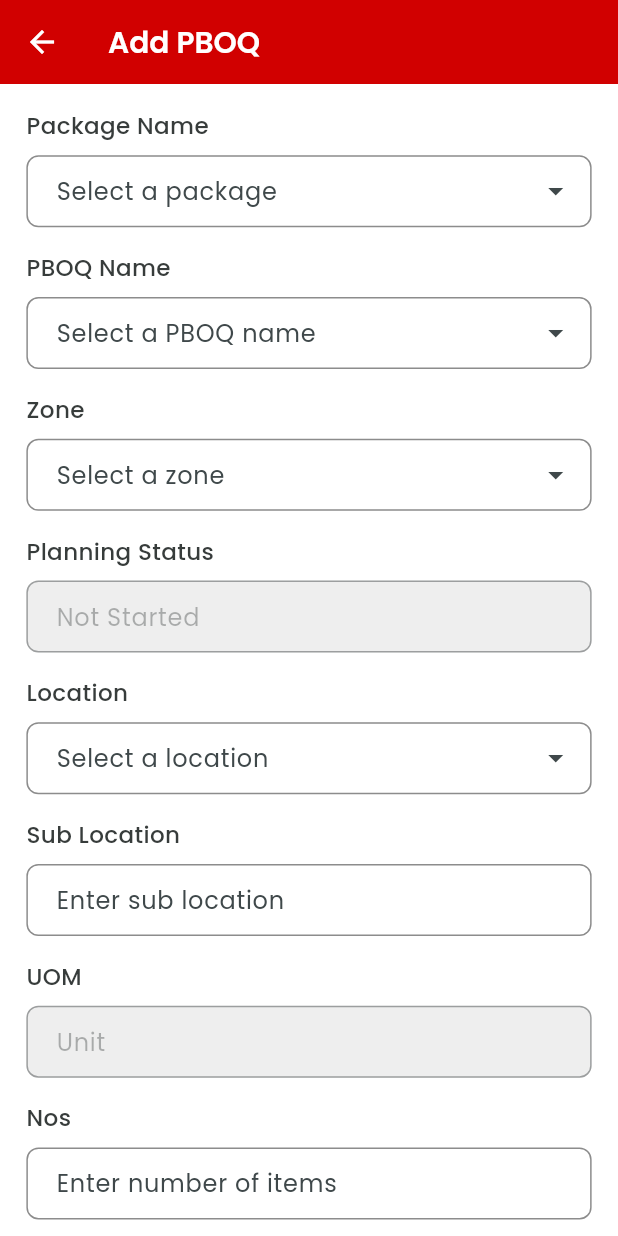
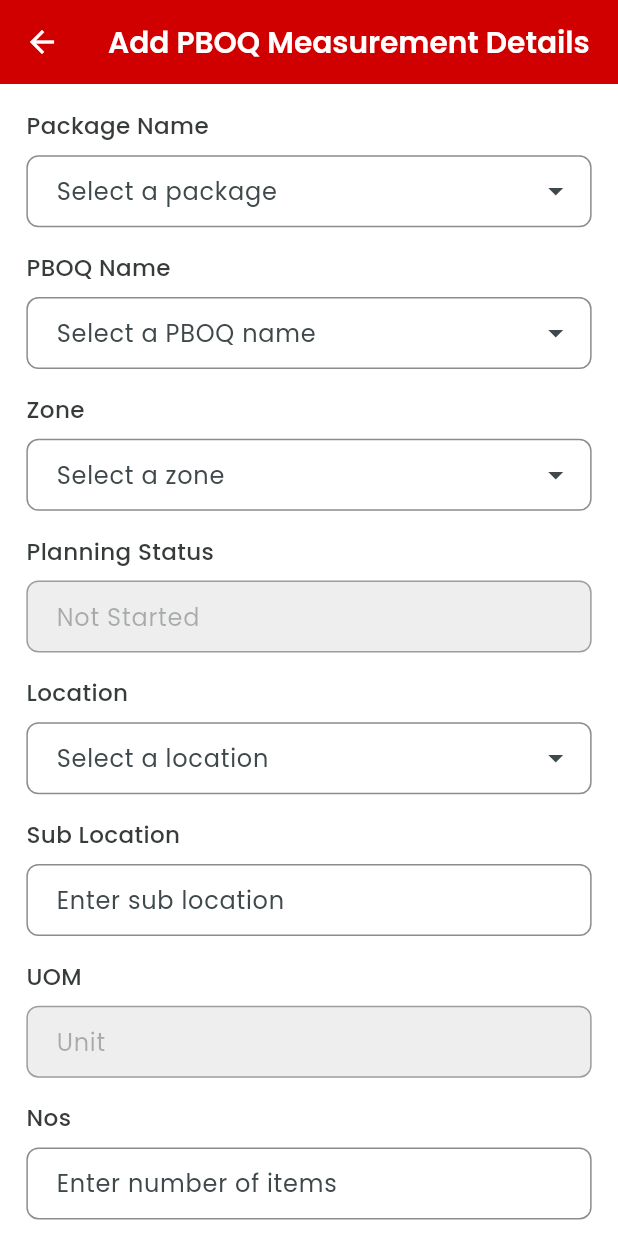
Before and after one commit to sahilq77/ashish_interbuild, a Flutter app: the AddPboqFormView screen opened by its route, on a phone screen of 412 x 824 dp. Run offline on Flutter 3.47's test engine with Material 3 defaults, Android fonts, the phone set to English and light mode, and no system bars; drawn by our look-alikes of dropdown_search; our stand-ins replace flutter_svg, font_awesome_flutter, get, google_fonts, shared_preferences, shimmer; missing offline and left inert: colorful_safe_area; accounts and stored records are empty.

Commit message:
folder move

```diff
--- a/lib/app/modules/measurment_sheet/add_pboq/add_pboq_form_binding.dart
+++ b/lib/app/modules/home/measurment_sheet/add_pboq/add_pboq_form_binding.dart
@@ -1,6 +1,6 @@
 import 'package:ashishinterbuild/app/modules/home/home_controller.dart';
-import 'package:ashishinterbuild/app/modules/measurment_sheet/add_pboq/add_pboq_form_controller.dart';
-import 'package:ashishinterbuild/app/modules/measurment_sheet/measurment_sheet_controller.dart';
+import 'package:ashishinterbuild/app/modules/home/measurment_sheet/add_pboq/add_pboq_form_controller.dart';
+import 'package:ashishinterbuild/app/modules/home/measurment_sheet/measurment_sheet_controller.dart';
 import 'package:get/get.dart';
 
 class AddPboqFormBinding extends Bindings {
--- a/lib/app/modules/measurment_sheet/add_pboq/add_pboq_form_view.dart
+++ b/lib/app/modules/home/measurment_sheet/add_pboq/add_pboq_form_view.dart
@@ -1,6 +1,6 @@
 import 'package:ashishinterbuild/app/modules/home/home_controller.dart';
-import 'package:ashishinterbuild/app/modules/measurment_sheet/add_pboq/add_pboq_form_controller.dart';
-import 'package:ashishinterbuild/app/modules/measurment_sheet/measurment_sheet_controller.dart';
+import 'package:ashishinterbuild/app/modules/home/measurment_sheet/add_pboq/add_pboq_form_controller.dart';
+import 'package:ashishinterbuild/app/modules/home/measurment_sheet/measurment_sheet_controller.dart';
 import 'package:ashishinterbuild/app/utils/app_colors.dart';
 import 'package:ashishinterbuild/app/utils/responsive_utils.dart';
 import 'package:ashishinterbuild/app/widgets/app_button_style.dart';
@@ -244,7 +244,7 @@ class AddPboqFormView extends StatelessWidget {
       elevation: 0,
       centerTitle: false,
       title: Text(
-        'Add PBOQ',
+        'Add PBOQ Measurement Details',
         style: AppStyle.heading1PoppinsWhite.responsive.copyWith(
           fontSize: ResponsiveHelper.getResponsiveFontSize(18),
           fontWeight: FontWeight.w600,
--- a/lib/app/modules/measurment_sheet/measurment_sheet_binding.dart
+++ b/lib/app/modules/home/measurment_sheet/measurment_sheet_binding.dart
@@ -1,5 +1,5 @@
 import 'package:ashishinterbuild/app/modules/home/home_controller.dart';
-import 'package:ashishinterbuild/app/modules/measurment_sheet/measurment_sheet_controller.dart';
+import 'package:ashishinterbuild/app/modules/home/measurment_sheet/measurment_sheet_controller.dart';
 import 'package:get/get.dart';
 
 class MeasurmentSheetBinding extends Bindings {
--- a/lib/app/modules/measurment_sheet/measurment_sheet_view.dart
+++ b/lib/app/modules/home/measurment_sheet/measurment_sheet_view.dart
@@ -1,5 +1,5 @@
 import 'package:ashishinterbuild/app/modules/home/home_controller.dart';
-import 'package:ashishinterbuild/app/modules/measurment_sheet/measurment_sheet_controller.dart';
+import 'package:ashishinterbuild/app/modules/home/measurment_sheet/measurment_sheet_controller.dart';
 import 'package:ashishinterbuild/app/routes/app_routes.dart';
 import 'package:ashishinterbuild/app/utils/app_colors.dart';
 import 'package:ashishinterbuild/app/utils/responsive_utils.dart';
--- /dev/null
+++ b/lib/app/modules/home/measurment_sheet/pboq_measurment_details_list/deduction_form/deduction_form_binding.dart
@@ -0,0 +1,11 @@
+import 'package:ashishinterbuild/app/modules/home/measurment_sheet/pboq_measurment_details_list/deduction_form/deduction_form_controller.dart';
+import 'package:ashishinterbuild/app/modules/home/measurment_sheet/pboq_measurment_details_list/pboq_measurment_details_list.dart';
+import 'package:get/get.dart';
+
+
+class DeductionFormBinding extends Bindings {
+  @override
+  void dependencies() {
+    Get.lazyPut<DeductionFormController>(() => DeductionFormController());
+  }
+}
--- a/lib/app/modules/measurment_sheet/pboq_measurment_details_list/deduction_form/deduction_form_view.dart
+++ b/lib/app/modules/home/measurment_sheet/pboq_measurment_details_list/deduction_form/deduction_form_view.dart
@@ -1,4 +1,4 @@
-import 'package:ashishinterbuild/app/modules/measurment_sheet/pboq_measurment_details_list/deduction_form/deduction_form_controller.dart';
+import 'package:ashishinterbuild/app/modules/home/measurment_sheet/pboq_measurment_details_list/deduction_form/deduction_form_controller.dart';
 import 'package:ashishinterbuild/app/utils/app_colors.dart';
 import 'package:ashishinterbuild/app/utils/responsive_utils.dart';
 import 'package:ashishinterbuild/app/widgets/app_button_style.dart';
--- a/lib/app/modules/measurment_sheet/pboq_measurment_details_list/pboq_measurment_details_list.dart
+++ b/lib/app/modules/home/measurment_sheet/pboq_measurment_details_list/pboq_measurment_details_list.dart
@@ -1,5 +1,5 @@
 import 'package:ashishinterbuild/app/data/models/pboq/pboq_model.dart';
-import 'package:ashishinterbuild/app/modules/measurment_sheet/pboq_measurment_details_list/pboq_measurment_detail_controller.dart';
+import 'package:ashishinterbuild/app/modules/home/measurment_sheet/pboq_measurment_details_list/pboq_measurment_detail_controller.dart';
 import 'package:ashishinterbuild/app/routes/app_routes.dart';
 import 'package:ashishinterbuild/app/utils/app_colors.dart';
 import 'package:ashishinterbuild/app/utils/responsive_utils.dart';
@@ -157,7 +157,7 @@ class PboqMeasurmentDetailsList extends StatelessWidget {
                     Expanded(
                       child: ElevatedButton(
                         style: AppButtonStyles.elevatedSmallPrimary(),
-                        onPressed: () => controller.viewPboqDetails(sheet),
+                        onPressed: () => Get.toNamed(AppRoutes.deductionForm),
                         child: Row(
                           children: [
                             Icon(Icons.add),
--- a/lib/app/modules/measurment_sheet/pboq_measurment_details_list/pboq_measurment_details_list_binding.dart
+++ b/lib/app/modules/home/measurment_sheet/pboq_measurment_details_list/pboq_measurment_details_list_binding.dart
@@ -1,4 +1,4 @@
-import 'package:ashishinterbuild/app/modules/measurment_sheet/pboq_measurment_details_list/pboq_measurment_details_list.dart';
+import 'package:ashishinterbuild/app/modules/home/measurment_sheet/pboq_measurment_details_list/pboq_measurment_details_list.dart';
 import 'package:get/get.dart';
 
 
--- a/lib/app/routes/app_routes.dart
+++ b/lib/app/routes/app_routes.dart
@@ -2,12 +2,15 @@ import 'package:ashishinterbuild/app/modules/home/home_binding.dart';
 import 'package:ashishinterbuild/app/modules/home/home_screen_view.dart';
 import 'package:ashishinterbuild/app/modules/login/login_binding.dart';
 import 'package:ashishinterbuild/app/modules/login/login_view.dart';
-import 'package:ashishinterbuild/app/modules/measurment_sheet/pboq_measurment_details_list/pboq_measurment_details_list.dart';
-import 'package:ashishinterbuild/app/modules/measurment_sheet/pboq_measurment_details_list/pboq_measurment_details_list_binding.dart';
-import 'package:ashishinterbuild/app/modules/measurment_sheet/add_pboq/add_pboq_form_binding.dart';
-import 'package:ashishinterbuild/app/modules/measurment_sheet/add_pboq/add_pboq_form_view.dart';
-import 'package:ashishinterbuild/app/modules/measurment_sheet/measurment_sheet_binding.dart';
-import 'package:ashishinterbuild/app/modules/measurment_sheet/measurment_sheet_view.dart';
+import 'package:ashishinterbuild/app/modules/home/measurment_sheet/pboq_measurment_details_list/deduction_form/deduction_form_binding.dart';
+import 'package:ashishinterbuild/app/modules/home/measurment_sheet/pboq_measurment_details_list/deduction_form/deduction_form_controller.dart';
+import 'package:ashishinterbuild/app/modules/home/measurment_sheet/pboq_measurment_details_list/deduction_form/deduction_form_view.dart';
+import 'package:ashishinterbuild/app/modules/home/measurment_sheet/pboq_measurment_details_list/pboq_measurment_details_list.dart';
+import 'package:ashishinterbuild/app/modules/home/measurment_sheet/pboq_measurment_details_list/pboq_measurment_details_list_binding.dart';
+import 'package:ashishinterbuild/app/modules/home/measurment_sheet/add_pboq/add_pboq_form_binding.dart';
+import 'package:ashishinterbuild/app/modules/home/measurment_sheet/add_pboq/add_pboq_form_view.dart';
+import 'package:ashishinterbuild/app/modules/home/measurment_sheet/measurment_sheet_binding.dart';
+import 'package:ashishinterbuild/app/modules/home/measurment_sheet/measurment_sheet_view.dart';
 import 'package:ashishinterbuild/app/modules/splash/splash_view.dart';
 import 'package:get/get.dart';
 
@@ -16,8 +19,9 @@ class AppRoutes {
   static const String login = '/login';
   static const String home = '/home';
   static const String measurmentSheetView = '/measurment-sheet-list';
-static const String addPBOQ = '/add-pboq';
-static const String pboqList = '/pboq-list';
+  static const String addPBOQ = '/add-pboq';
+  static const String pboqList = '/pboq-list';
+  static const String deductionForm = '/deduction-form';
 
   static List<GetPage> routes = [
     GetPage(name: splash, page: () => const SplashView()),
@@ -36,18 +40,21 @@ static const String pboqList = '/pboq-list';
       page: () => const MeasurmentSheetView(),
       binding: MeasurmentSheetBinding(),
     ),
-  GetPage(
+    GetPage(
       name: addPBOQ,
       page: () => const AddPboqFormView(),
       binding: AddPboqFormBinding(),
     ),
-     GetPage(
+    GetPage(
       name: pboqList,
       page: () => const PboqMeasurmentDetailsList(),
       binding: PboqMeasurmentDetailsListBinding(),
     ),
-
-
+    GetPage(
+      name: deductionForm,
+      page: () => const DeductionFormView(),
+      binding: DeductionFormBinding(),
+    ),
   ];
 }
 
--- a/lib/main.dart
+++ b/lib/main.dart
@@ -1,4 +1,4 @@
-import 'package:ashishinterbuild/app/modules/measurment_sheet/pboq_measurment_details_list/pboq_measurment_details_list.dart';
+import 'package:ashishinterbuild/app/modules/home/measurment_sheet/pboq_measurment_details_list/pboq_measurment_details_list.dart';
 import 'package:colorful_safe_area/colorful_safe_area.dart';
 import 'package:flutter/material.dart';
 import 'package:get/get.dart';
```
Also changed, not shown: lib/app/modules/home/measurment_sheet/add_pboq/add_pboq_form_controller.dart (renamed from lib/app/modules/measurment_sheet/add_pboq/add_pboq_form_controller.dart), lib/app/modules/home/measurment_sheet/measurment_sheet_controller.dart (renamed from lib/app/modules/measurment_sheet/measurment_sheet_controller.dart), lib/app/modules/home/measurment_sheet/pboq_measurment_details_list/deduction_form/deduction_form_controller.dart (renamed from lib/app/modules/measurment_sheet/pboq_measurment_details_list/deduction_form/deduction_form_controller.dart), lib/app/modules/home/measurment_sheet/pboq_measurment_details_list/pboq_measurment_detail_controller.dart (renamed from lib/app/modules/measurment_sheet/pboq_measurment_details_list/pboq_measurment_detail_controller.dart).
